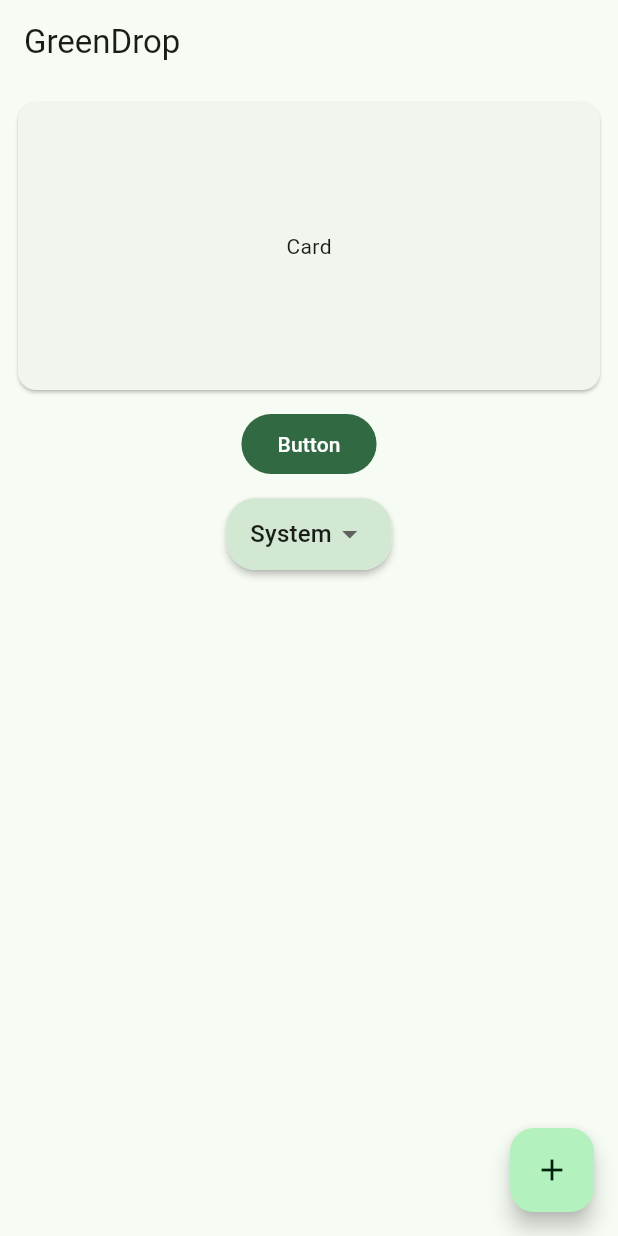
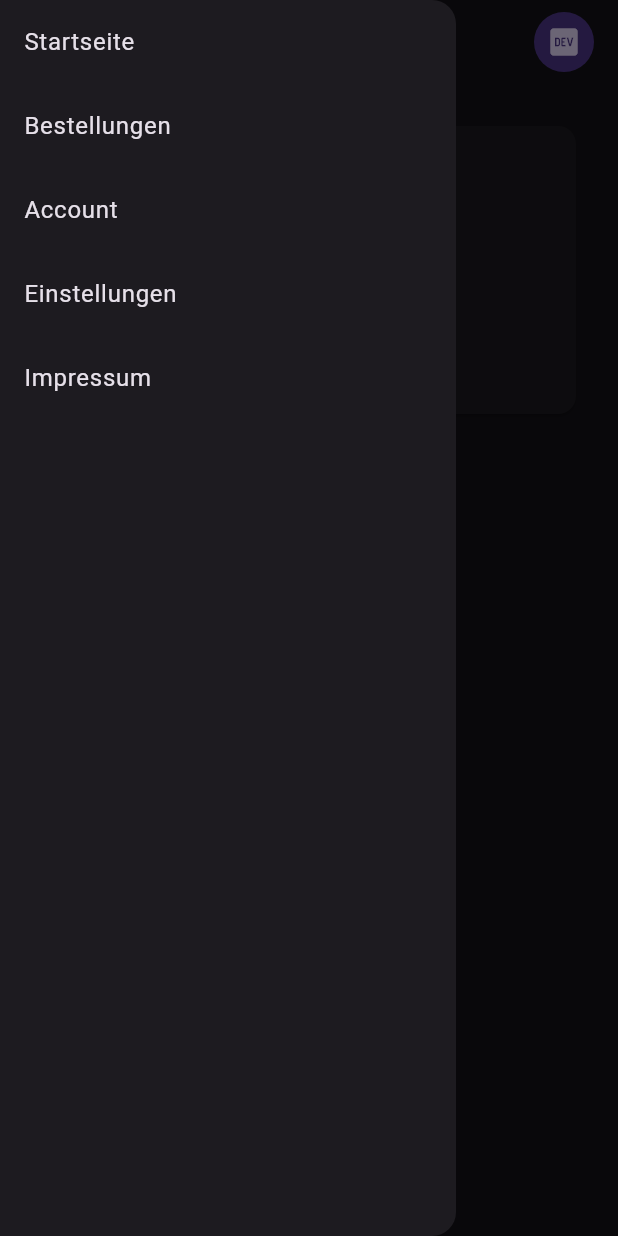
Before and after one commit to zlohbierdcul/GreenDrop, a Flutter app: the screen it shows after launch, with the side drawer open (before the commit the screen has no drawer), on a phone screen of 412 x 824 dp. Run offline on Flutter 3.47's test engine with Material 3 defaults, Android fonts, the phone set to English and light mode, and no system bars.

Commit message:
Implemented the hamburger menu and site routing

```diff
--- a/frontend/lib/main.dart
+++ b/frontend/lib/main.dart
@@ -1,5 +1,5 @@
 import 'package:flutter/material.dart';
-import 'package:greendrop/src/common_widgets/dropdown.dart';
+import 'package:greendrop/src/pages/hamburger_menu.dart';
 import 'package:greendrop/src/theme/theme_provider.dart';
 import 'package:provider/provider.dart';
 
@@ -20,92 +20,8 @@ class GreenDropApp extends StatelessWidget {
           darkTheme: ThemeData.from(colorScheme: AppTheme.darkTheme),
           themeMode: context.watch<AppTheme>().themeMode,
           debugShowCheckedModeBanner: false,
-        home: const MyHomePage(title: 'GreenDrop'),
+          home: const HamburgerMenu(),
         ),
       );
     }
 }
-
-class MyHomePage extends StatelessWidget {
-  final dynamic title;
-
-  const MyHomePage({super.key, required this.title});
-
-
-  List<DropdownMenuItem<String>> get dropdownMenuItems {
-    return [
-      const DropdownMenuItem<String>(key: Key("theme_1"), value: "dark", child: Text("Dark")),
-      const DropdownMenuItem<String>(key: Key("theme_2"), value: "light", child: Text("Light")),
-      const DropdownMenuItem<String>(key: Key("theme_3"), value: "system", child: Text("System")),
-    ];
-  }
-
-  @override
-  Widget build(BuildContext context) {
-    return Scaffold(
-      appBar: AppBar(
-        title: Text(title),
-      ),
-      body: Center(
-        child: Padding(
-          padding: const EdgeInsets.all(8.0),
-          child: Column(
-            children: [
-              const Padding(
-                padding: EdgeInsets.only(bottom: 8.0),
-                child: SizedBox(
-                  width: double.infinity,
-                  height: 200,
-                  child: Card(
-                    child: Center(child: Text("Card")),
-                  ),
-                ),
-              ),
-              Padding(
-                padding: const EdgeInsets.only(bottom: 12.0),
-                child: FilledButton(
-                    onPressed: () => print("hello"),
-                    child: const Text("Button")
-                ),
-              ),
-              Padding(
-                padding: const EdgeInsets.only(bottom: 8.0),
-                child: Consumer<AppTheme>(
-                  builder: (context, appTheme, child) {
-                    return CustomDropdownButton(
-                        items: dropdownMenuItems,
-                        value: appTheme.themeMode.name,
-                        onChanged: (s) {
-                          switch (s) {
-                            case "dark": {
-                              appTheme.themeMode = ThemeMode.dark;
-                            }
-                            case "light": {
-                              appTheme.themeMode = ThemeMode.light;
-                            }
-                            case "system": {
-                              appTheme.themeMode = ThemeMode.system;
-                            }
-                          }
-                        });
-                  },
-                ),
-              )
-            ],
-          )
-        ),
-      ),
-      floatingActionButton: Consumer<AppTheme>(
-        builder: (context, appTheme, child) {
-          return FloatingActionButton(
-            onPressed: () {
-              appTheme.themeMode = appTheme.themeMode == ThemeMode.dark ? ThemeMode.light : ThemeMode.dark;
-            },
-            tooltip: 'Increment',
-            child: const Icon(Icons.add),
-          );
-        },
-      )
-    );
-  }
-}
--- /dev/null
+++ b/frontend/lib/src/pages/hamburger_menu.dart
@@ -0,0 +1,144 @@
+import 'package:flutter/material.dart';
+import 'package:greendrop/src/common_widgets/dropdown.dart';
+import 'package:greendrop/src/pages/settings.dart';
+
+import 'account.dart';
+import 'info_page.dart';
+import 'landing_page.dart';
+import 'orders.dart';
+
+class HamburgerMenu extends StatefulWidget {
+  const HamburgerMenu({super.key});
+
+  @override
+  State<HamburgerMenu> createState() => _HamburgerMenuState();
+}
+
+class _HamburgerMenuState extends State<HamburgerMenu> {
+  final GlobalKey<ScaffoldState> _scaffoldKey = GlobalKey<ScaffoldState>();
+  String activePage = "Startseite";
+
+  @override
+  Widget build(BuildContext context) {
+    final width = MediaQuery.of(context).size.width;
+    final bool isLargeScreen = width > 800;
+
+    return Theme(
+      data: ThemeData.dark(),
+      child: Scaffold(
+        key: _scaffoldKey,
+        appBar: AppBar(
+          backgroundColor: Colors.transparent,
+          elevation: 0,
+          titleSpacing: 0,
+          leading: isLargeScreen
+              ? null
+              : IconButton(
+            icon: const Icon(Icons.menu),
+            onPressed: () => _scaffoldKey.currentState?.openDrawer(),
+          ),
+          title: Padding(
+            padding: const EdgeInsets.symmetric(horizontal: 16.0),
+            child: Row(
+              mainAxisAlignment: MainAxisAlignment.start,
+              children: [
+                const Text(
+                  "Greendrob",
+                  style: TextStyle(
+                      color: Colors.green, fontWeight: FontWeight.bold),
+                ),
+                TextButton(
+                    onPressed: () => setState(() {
+                      activePage = "Account";
+                    }),
+                    child: const Text("#2210943")),
+                if (isLargeScreen) Expanded(child: _navBarItems())
+              ],
+            ),
+          ),
+          actions: const [
+            Padding(
+              padding: EdgeInsets.only(right: 16.0),
+              child: CircleAvatar(child: Icon(Icons.logo_dev)),
+            )
+          ],
+        ),
+        drawer: isLargeScreen ? null : _drawer(),
+        body: Center(
+          child: Padding(
+            padding: const EdgeInsets.all(8.0),
+            child: Column(children: [
+              Padding(
+                padding: const EdgeInsets.all(8.0),
+                child: activeScreen(),
+              )
+            ]),
+          ),
+        ),
+      ),
+    );
+  }
+
+  Widget _drawer() => Drawer(
+    child: ListView(
+      children: _menuItems
+          .map((item) => ListTile(
+        onTap: () {
+          setState(() {
+            activePage = item; // Update activePage with selected item
+          });
+          _scaffoldKey.currentState?.openEndDrawer();
+        },
+        title: Text(item),
+      ))
+          .toList(),
+    ),
+  );
+
+  Widget _navBarItems() => Row(
+    mainAxisAlignment: MainAxisAlignment.end,
+    crossAxisAlignment: CrossAxisAlignment.center,
+    children: _menuItems
+        .map((item) => InkWell(
+      onTap: () {
+        setState(() {
+          activePage = item;
+        });
+      },
+      child: Padding(
+        padding: const EdgeInsets.symmetric(
+            vertical: 24.0, horizontal: 16),
+        child: Text(
+          item,
+          style: const TextStyle(fontSize: 18),
+        ),
+      ),
+    ))
+        .toList(),
+  );
+
+  final List<String> _menuItems = <String>[
+    'Startseite',
+    'Bestellungen',
+    'Account',
+    'Einstellungen',
+    'Impressum',
+  ];
+
+  Widget activeScreen() {
+    switch (activePage) {
+      case 'Startseite':
+        return LandingPage();
+      case 'Bestellungen':
+        return Orders();
+      case 'Account':
+        return Account();
+      case 'Einstellungen':
+        return Settings();
+      case 'Impressum':
+        return InfoPage();
+      default:
+        return const Text("Unknown Page");
+    }
+  }
+}
--- /dev/null
+++ b/frontend/lib/src/pages/landing_page.dart
@@ -0,0 +1,70 @@
+import 'package:flutter/material.dart';
+import 'package:provider/provider.dart';
+
+import '../common_widgets/dropdown.dart';
+import '../theme/theme_provider.dart';
+
+class LandingPage extends StatelessWidget {
+  const LandingPage({super.key});
+
+  List<DropdownMenuItem<String>> get dropdownMenuItems {
+    return [
+      const DropdownMenuItem<String>(key: Key("theme_1"), value: "dark", child: Text("Dark")),
+      const DropdownMenuItem<String>(key: Key("theme_2"), value: "light", child: Text("Light")),
+      const DropdownMenuItem<String>(key: Key("theme_3"), value: "system", child: Text("System")),
+    ];
+  }
+
+  @override
+  Widget build(BuildContext context) {
+    return Center(
+      child: Padding(
+        padding: const EdgeInsets.all(8.0),
+        child: Column(
+          children: [
+            const Padding(
+              padding: EdgeInsets.only(bottom: 8.0),
+              child: SizedBox(
+                width: double.infinity,
+                height: 200,
+                child: Card(
+                  child: Center(child: Text("Landing Page")),
+                ),
+              ),
+            ),
+            Padding(
+              padding: const EdgeInsets.only(bottom: 12.0),
+              child: FilledButton(
+                  onPressed: () => print("hello"),
+                  child: const Text("Button")),
+            ),
+            Padding(
+              padding: const EdgeInsets.only(bottom: 8.0),
+              child: Consumer<AppTheme>(
+                builder: (context, appTheme, child) {
+                  return CustomDropdownButton(
+                    items: dropdownMenuItems,
+                    value: appTheme.themeMode.name,
+                    onChanged: (s) {
+                      switch (s) {
+                        case "dark":
+                          appTheme.themeMode = ThemeMode.dark;
+                          break;
+                        case "light":
+                          appTheme.themeMode = ThemeMode.light;
+                          break;
+                        case "system":
+                          appTheme.themeMode = ThemeMode.system;
+                          break;
+                      }
+                    },
+                  );
+                },
+              ),
+            )
+          ],
+        ),
+      ),
+    );
+  }
+}
```
Also changed, not shown: frontend/lib/src/pages/account.dart (added, +70 -0 lines), frontend/lib/src/pages/info_page.dart (added, +70 -0 lines), frontend/lib/src/pages/orders.dart (added, +70 -0 lines), frontend/lib/src/pages/settings.dart (added, +70 -0 lines). Lines whose indentation alone changed are shown as unchanged.
